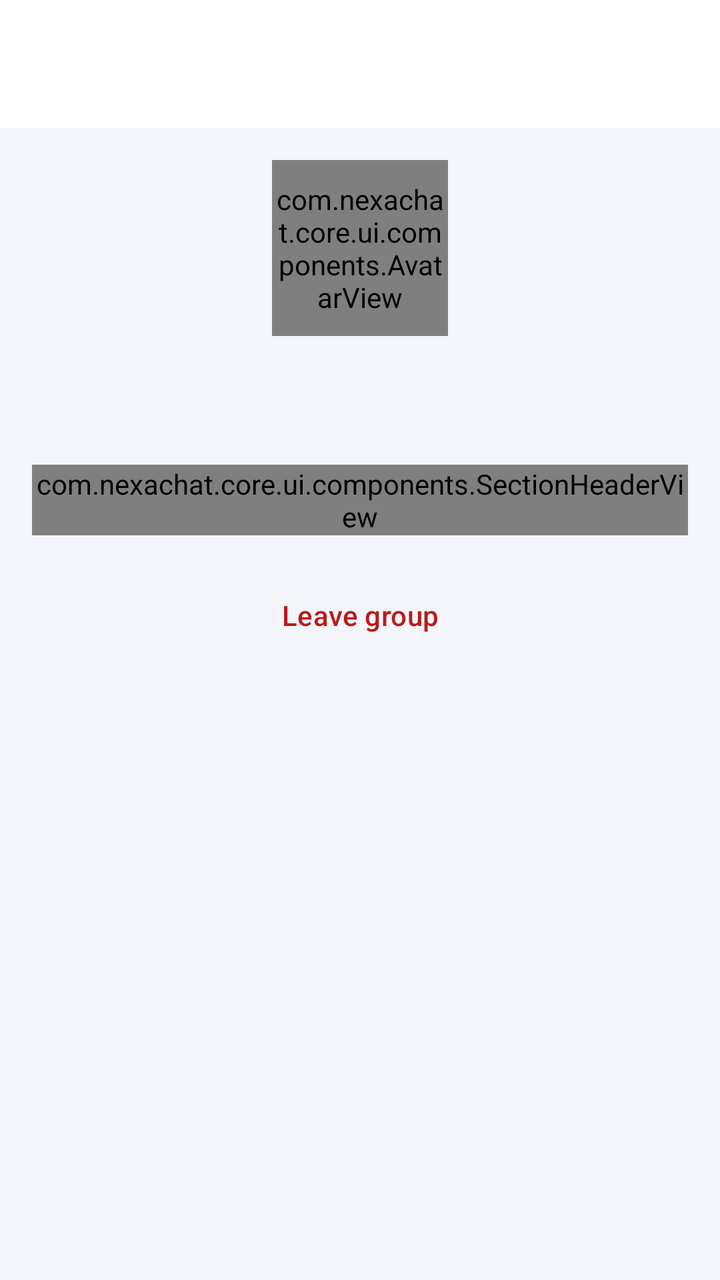
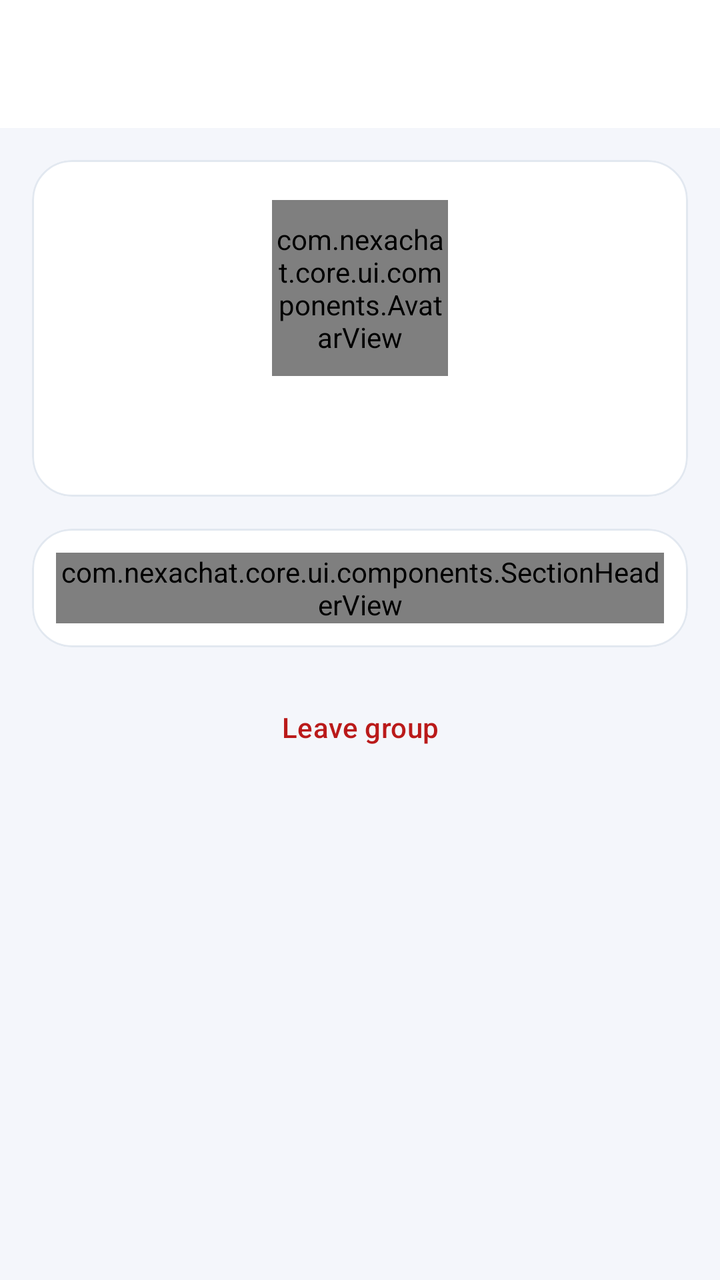

Compare the two renders of this Android layout. The source of the first and the diff that turns it into the second are given below.
<!-- AndroidManifest.xml: application theme Theme.NexaChat -->
<!-- res/layout/fragment_group_detail.xml -->
<?xml version="1.0" encoding="utf-8"?>
<androidx.coordinatorlayout.widget.CoordinatorLayout xmlns:android="http://schemas.android.com/apk/res/android"
    xmlns:app="http://schemas.android.com/apk/res-auto"
    xmlns:tools="http://schemas.android.com/tools"
    android:layout_width="match_parent"
    android:layout_height="match_parent"
    android:background="?android:attr/colorBackground">

    <com.google.android.material.appbar.AppBarLayout
        android:id="@+id/appBar"
        android:layout_width="match_parent"
        android:layout_height="wrap_content">

        <com.google.android.material.appbar.MaterialToolbar
            android:id="@+id/toolbar"
            android:layout_width="match_parent"
            android:layout_height="?attr/actionBarSize"
            app:navigationIcon="@drawable/ic_arrow_back"
            app:navigationContentDescription="@string/cd_back" />
    </com.google.android.material.appbar.AppBarLayout>

    <androidx.core.widget.NestedScrollView
        android:layout_width="match_parent"
        android:layout_height="match_parent"
        app:layout_behavior="@string/appbar_scrolling_view_behavior"
        xmlns:app="http://schemas.android.com/apk/res-auto">
        <LinearLayout
            android:id="@+id/detailColumn"
            android:layout_width="match_parent"
            android:layout_height="wrap_content"
            android:gravity="center_horizontal"
            android:orientation="vertical"
            android:padding="@dimen/space_md">
            <com.nexachat.core.ui.components.AvatarView
                android:id="@+id/groupAvatar"
                android:layout_width="88dp"
                android:layout_height="88dp" />
            <TextView
                android:id="@+id/groupTitle"
                android:layout_width="wrap_content"
                android:layout_height="wrap_content"
                android:layout_marginTop="@dimen/space_sm"
                android:textAppearance="?attr/textAppearanceHeadlineSmall" />
            <com.nexachat.core.ui.components.SectionHeaderView
                android:id="@+id/membersHeader"
                android:layout_width="match_parent"
                android:layout_height="wrap_content"
                android:layout_marginTop="@dimen/space_lg" />
            <androidx.recyclerview.widget.RecyclerView
                android:id="@+id/memberList"
                android:layout_width="match_parent"
                android:layout_height="wrap_content"
                android:nestedScrollingEnabled="false" />
            <com.google.android.material.button.MaterialButton
                android:id="@+id/addMemberButton"
                style="@style/Widget.Material3.Button.TextButton"
                android:layout_width="match_parent"
                android:layout_height="wrap_content"
                android:layout_marginTop="@dimen/space_sm"
                android:text="@string/action_add_member"
                android:visibility="gone" />
            <com.google.android.material.button.MaterialButton
                android:id="@+id/leaveGroupButton"
                style="@style/Widget.Material3.Button.TextButton"
                android:layout_width="match_parent"
                android:layout_height="wrap_content"
                android:layout_marginTop="@dimen/space_md"
                android:text="@string/action_leave_group"
                android:textColor="?attr/colorError" />
        </LinearLayout>
    </androidx.core.widget.NestedScrollView>

    <com.nexachat.core.ui.components.LoadingStateView
        android:id="@+id/loadingState"
        android:layout_width="match_parent"
        android:layout_height="match_parent"
        android:visibility="gone" />

    <com.nexachat.core.ui.components.ErrorStateView
        android:id="@+id/errorState"
        android:layout_width="match_parent"
        android:layout_height="match_parent"
        android:visibility="gone" />

    <com.nexachat.core.ui.components.EmptyStateView
        android:id="@+id/emptyState"
        android:layout_width="match_parent"
        android:layout_height="match_parent"
        android:visibility="gone" />

</androidx.coordinatorlayout.widget.CoordinatorLayout>
<!-- resources referenced by this layout -->
<resources>
  <dimen name="space_lg">24dp</dimen>
  <dimen name="space_md">16dp</dimen>
  <dimen name="space_sm">8dp</dimen>
  <string name="action_add_member">Add member</string>
  <string name="action_leave_group">Leave group</string>
  <string name="cd_back">Back</string>
  <style name="Theme.NexaChat" parent="Theme.NexaChat.Views" />
  <color name="colorPrimary">@color/brand_indigo</color>
  <color name="colorOnPrimary">#FFFFFFFF</color>
  <color name="colorPrimaryContainer">@color/brand_indigo_container</color>
  <color name="colorOnPrimaryContainer">@color/brand_on_indigo_container</color>
  <color name="colorSecondary">@color/slate_secondary</color>
  <color name="colorOnSecondary">#FFFFFFFF</color>
  <color name="colorSecondaryContainer">@color/slate_secondary_container</color>
  <color name="colorOnSecondaryContainer">@color/slate_on_secondary_container</color>
  <color name="colorTertiary">@color/tertiary_sky</color>
  <color name="colorOnTertiary">#FFFFFFFF</color>
  <color name="colorTertiaryContainer">@color/tertiary_sky_container</color>
  <color name="colorOnTertiaryContainer">@color/tertiary_on_sky_container</color>
  <color name="colorError">@color/error_red</color>
  <color name="colorOnError">#FFFFFFFF</color>
  <color name="colorErrorContainer">@color/error_container_light</color>
  <color name="colorOnErrorContainer">@color/on_error_container_light</color>
  <color name="colorBackground">@color/background_light</color>
  <color name="colorOnBackground">@color/text_primary_light</color>
  <color name="colorSurface">@color/surface_light</color>
  <color name="colorOnSurface">@color/text_primary_light</color>
  <color name="colorSurfaceVariant">@color/surface_variant_light</color>
  <color name="surface_container_low_light">#FFFFFFFF</color>
  <color name="surface_container_light">#FFF1F5F9</color>
  <color name="surface_container_high_light">#FFE8EEF5</color>
  <color name="colorOnSurfaceVariant">@color/text_secondary_light</color>
  <color name="colorOutline">@color/slate_border</color>
  <color name="colorOutlineVariant">@color/slate_divider</color>
  <style name="TextAppearance.NexaChat.TitleLarge" parent="TextAppearance.Material3.TitleLarge" />
  <style name="TextAppearance.NexaChat.TitleSmall" parent="TextAppearance.Material3.TitleSmall" />
  <style name="TextAppearance.NexaChat.BodyLarge" parent="TextAppearance.Material3.BodyLarge" />
  <style name="TextAppearance.NexaChat.BodyMedium" parent="TextAppearance.Material3.BodyMedium" />
  <style name="TextAppearance.NexaChat.BodySmall" parent="TextAppearance.Material3.BodySmall" />
  <style name="TextAppearance.NexaChat.LabelLarge" parent="TextAppearance.Material3.LabelLarge" />
  <style name="TextAppearance.NexaChat.LabelSmall" parent="TextAppearance.Material3.LabelSmall" />
  <color name="brand_indigo">#FF4F46E5</color>
  <color name="brand_indigo_container">#FFE0E7FF</color>
  <color name="brand_on_indigo_container">#FF1E1B4B</color>
  <color name="slate_secondary">#FF505F76</color>
  <color name="slate_secondary_container">#FFD0E1FB</color>
  <color name="slate_on_secondary_container">#FF1D283A</color>
  <color name="tertiary_sky">#FF0EA5E9</color>
  <color name="tertiary_sky_container">#FFBAE6FD</color>
  <color name="tertiary_on_sky_container">#FF0369A1</color>
  <color name="error_red">#FFBA1A1A</color>
  <color name="error_container_light">#FFFFDAD6</color>
  <color name="on_error_container_light">#FF93000A</color>
  <color name="background_light">#FFF4F6FB</color>
  <color name="text_primary_light">#FF0F172A</color>
  <color name="surface_light">#FFFFFFFF</color>
  <color name="surface_variant_light">#FFE8EEF5</color>
  <color name="text_secondary_light">#FF64748B</color>
  <color name="slate_border">#FFCBD5E1</color>
  <color name="slate_divider">#FFE2E8F0</color>
  <dimen name="min_touch_target">48dp</dimen>
  <dimen name="corner_sm">8dp</dimen>
  <dimen name="corner_md">12dp</dimen>
  <dimen name="corner_lg">16dp</dimen>
  <!-- unchanged entries left out for length: 11 -->
</resources>

<!-- the commit's change to res/layout/fragment_group_detail.xml (unified diff, before → after) -->
@@ -15,6 +15,7 @@
             android:id="@+id/toolbar"
             android:layout_width="match_parent"
             android:layout_height="?attr/actionBarSize"
+            android:background="?attr/colorSurface"
             app:navigationIcon="@drawable/ic_arrow_back"
             app:navigationContentDescription="@string/cd_back" />
     </com.google.android.material.appbar.AppBarLayout>
@@ -22,8 +23,8 @@
     <androidx.core.widget.NestedScrollView
         android:layout_width="match_parent"
         android:layout_height="match_parent"
-        app:layout_behavior="@string/appbar_scrolling_view_behavior"
-        xmlns:app="http://schemas.android.com/apk/res-auto">
+        app:layout_behavior="@string/appbar_scrolling_view_behavior">
+
         <LinearLayout
             android:id="@+id/detailColumn"
             android:layout_width="match_parent"
@@ -31,34 +32,76 @@
             android:gravity="center_horizontal"
             android:orientation="vertical"
             android:padding="@dimen/space_md">
-            <com.nexachat.core.ui.components.AvatarView
-                android:id="@+id/groupAvatar"
-                android:layout_width="88dp"
-                android:layout_height="88dp" />
-            <TextView
-                android:id="@+id/groupTitle"
-                android:layout_width="wrap_content"
-                android:layout_height="wrap_content"
-                android:layout_marginTop="@dimen/space_sm"
-                android:textAppearance="?attr/textAppearanceHeadlineSmall" />
-            <com.nexachat.core.ui.components.SectionHeaderView
-                android:id="@+id/membersHeader"
+
+            <com.google.android.material.card.MaterialCardView
                 android:layout_width="match_parent"
                 android:layout_height="wrap_content"
-                android:layout_marginTop="@dimen/space_lg" />
-            <androidx.recyclerview.widget.RecyclerView
-                android:id="@+id/memberList"
+                app:cardCornerRadius="20dp"
+                app:cardBackgroundColor="?attr/colorSurface"
+                app:strokeColor="?attr/colorOutlineVariant"
+                app:strokeWidth="1dp"
+                app:cardElevation="0dp">
+
+                <LinearLayout
+                    android:layout_width="match_parent"
+                    android:layout_height="wrap_content"
+                    android:gravity="center_horizontal"
+                    android:orientation="vertical"
+                    android:padding="20dp">
+
+                    <com.nexachat.core.ui.components.AvatarView
+                        android:id="@+id/groupAvatar"
+                        android:layout_width="88dp"
+                        android:layout_height="88dp" />
+
+                    <TextView
+                        android:id="@+id/groupTitle"
+                        android:layout_width="wrap_content"
+                        android:layout_height="wrap_content"
+                        android:layout_marginTop="@dimen/space_sm"
+                        android:textAppearance="?attr/textAppearanceHeadlineSmall"
+                        android:textStyle="bold" />
+                </LinearLayout>
+            </com.google.android.material.card.MaterialCardView>
+
+            <com.google.android.material.card.MaterialCardView
                 android:layout_width="match_parent"
                 android:layout_height="wrap_content"
-                android:nestedScrollingEnabled="false" />
-            <com.google.android.material.button.MaterialButton
-                android:id="@+id/addMemberButton"
-                style="@style/Widget.Material3.Button.TextButton"
-                android:layout_width="match_parent"
-                android:layout_height="wrap_content"
-                android:layout_marginTop="@dimen/space_sm"
-                android:text="@string/action_add_member"
-                android:visibility="gone" />
+                android:layout_marginTop="@dimen/space_md"
+                app:cardCornerRadius="20dp"
+                app:cardBackgroundColor="?attr/colorSurface"
+                app:strokeColor="?attr/colorOutlineVariant"
+                app:strokeWidth="1dp"
+                app:cardElevation="0dp">
+
+                <LinearLayout
+                    android:layout_width="match_parent"
+                    android:layout_height="wrap_content"
+                    android:orientation="vertical"
+                    android:padding="12dp">
+
+                    <com.nexachat.core.ui.components.SectionHeaderView
+                        android:id="@+id/membersHeader"
+                        android:layout_width="match_parent"
+                        android:layout_height="wrap_content" />
+
+                    <androidx.recyclerview.widget.RecyclerView
+                        android:id="@+id/memberList"
+                        android:layout_width="match_parent"
+                        android:layout_height="wrap_content"
+                        android:nestedScrollingEnabled="false" />
+
+                    <com.google.android.material.button.MaterialButton
+                        android:id="@+id/addMemberButton"
+                        style="@style/Widget.Material3.Button.TextButton"
+                        android:layout_width="match_parent"
+                        android:layout_height="wrap_content"
+                        android:layout_marginTop="@dimen/space_sm"
+                        android:text="@string/action_add_member"
+                        android:visibility="gone" />
+                </LinearLayout>
+            </com.google.android.material.card.MaterialCardView>
+
             <com.google.android.material.button.MaterialButton
                 android:id="@+id/leaveGroupButton"
                 style="@style/Widget.Material3.Button.TextButton"
<!-- resource entries referenced after the edit -->
@@ -1,6 +1,5 @@
 <!-- resources referenced by this layout -->
 <resources>
-  <dimen name="space_lg">24dp</dimen>
   <dimen name="space_md">16dp</dimen>
   <dimen name="space_sm">8dp</dimen>
   <string name="action_add_member">Add member</string>
